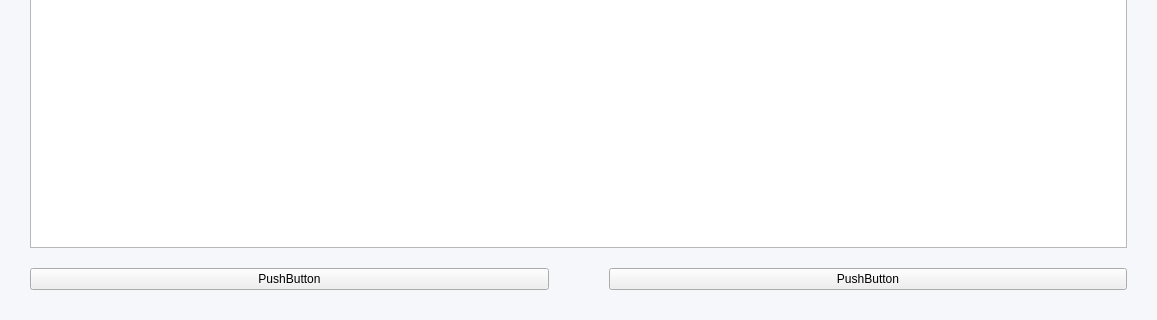
Qt form desktop_app/ui/cutTime_dashboard.ui (Miguerep/ProyectoGestionReservas) before a commit; both pictures show x 0 to 1157 and y 427 to 747 of the 1157 by 747 pixel window.
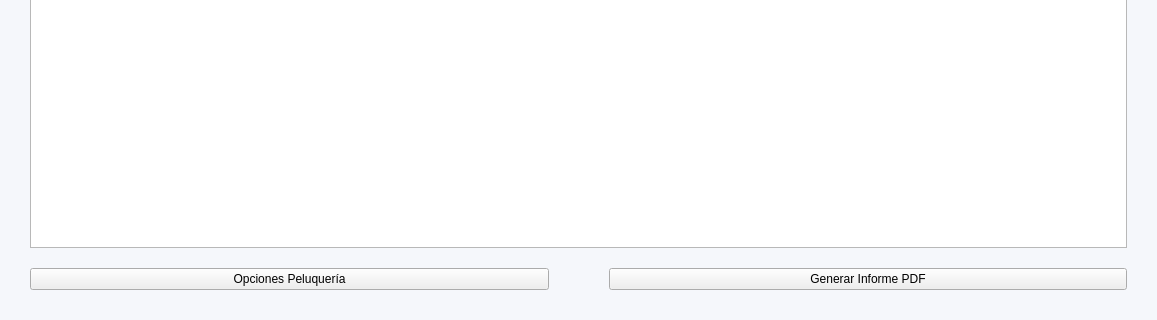
The same form after that commit.

The edit to the form file:
```diff
--- a/desktop_app/ui/cutTime_dashboard.ui
+++ b/desktop_app/ui/cutTime_dashboard.ui
@@ -472,7 +472,7 @@
       <item>
        <widget class="QPushButton" name="pushButton_2">
         <property name="text">
-         <string>PushButton</string>
+         <string>Opciones Peluquería</string>
         </property>
        </widget>
       </item>
@@ -501,7 +501,7 @@
          </sizepolicy>
         </property>
         <property name="text">
-         <string>PushButton</string>
+         <string>Generar Informe PDF</string>
         </property>
        </widget>
       </item>
```
Left out of the diff: 12 changed lines with no effect on the pictures.
